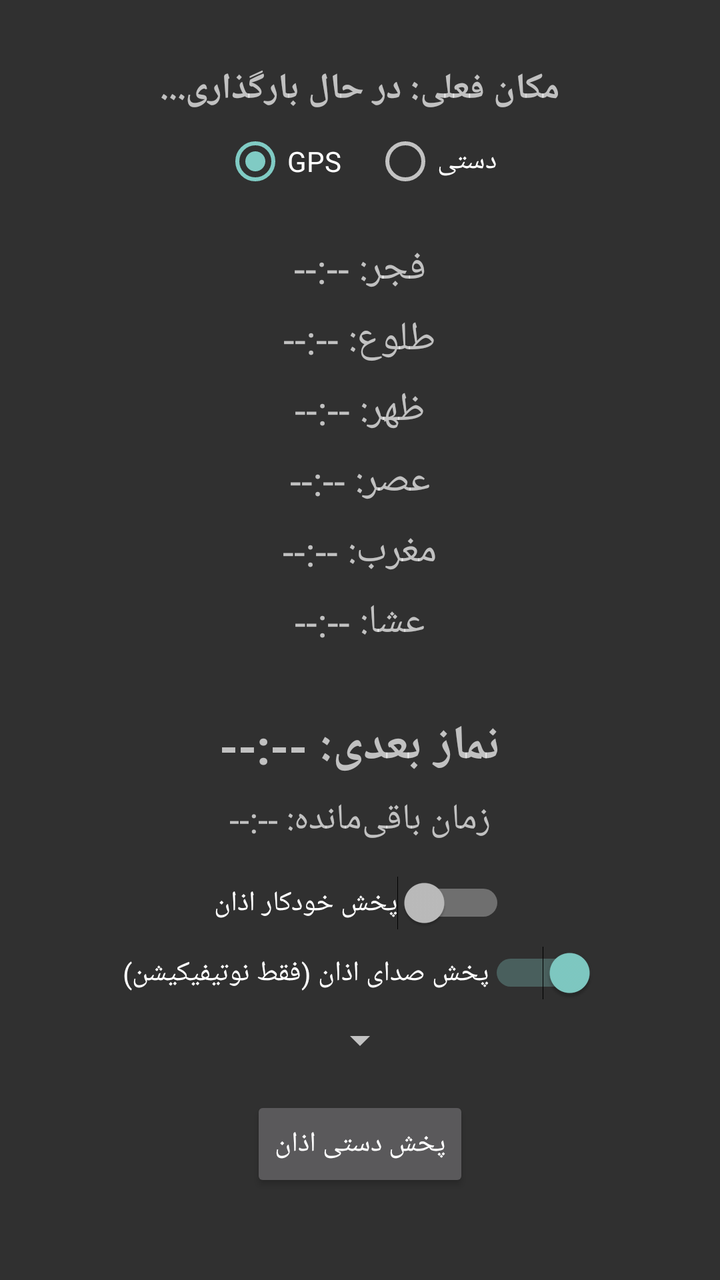
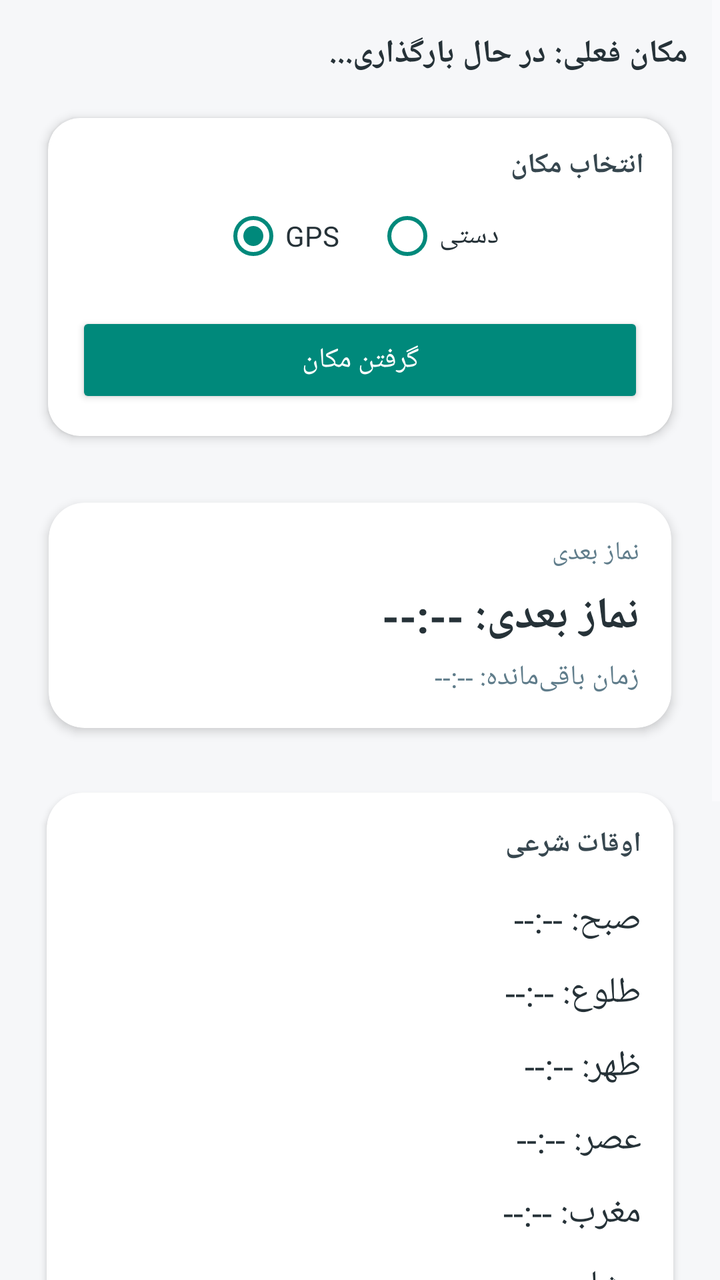

Compare the two renders of this Android layout. The source of the first and the diff that turns it into the second are given below.
<!-- AndroidManifest.xml: application theme Theme.AppCompat.NoActionBar -->
<!-- res/layout/activity_prayer_times.xml -->
<?xml version="1.0" encoding="utf-8"?>
<LinearLayout xmlns:android="http://schemas.android.com/apk/res/android"
    xmlns:tools="http://schemas.android.com/tools"
    android:layout_width="match_parent"
    android:layout_height="match_parent"
    android:orientation="vertical"
    android:padding="16dp"
    android:gravity="center_horizontal"
    tools:context=".PrayerTimesActivity">

    <TextView
        android:id="@+id/text_current_location"
        android:layout_width="wrap_content"
        android:layout_height="wrap_content"
        android:layout_marginTop="16dp"
        android:text="مکان فعلی: در حال بارگذاری..."
        android:textSize="18sp"
        android:textStyle="bold" />

    <RadioGroup
        android:id="@+id/radio_group_location"
        android:layout_width="wrap_content"
        android:layout_height="wrap_content"
        android:layout_marginTop="8dp"
        android:orientation="horizontal">

        <RadioButton
            android:id="@+id/radio_gps"
            android:layout_width="wrap_content"
            android:layout_height="wrap_content"
            android:checked="true"
            android:text="GPS" />

        <RadioButton
            android:id="@+id/radio_manual"
            android:layout_width="wrap_content"
            android:layout_height="wrap_content"
            android:layout_marginStart="16dp"
            android:text="دستی" />
    </RadioGroup>

    <LinearLayout
        android:id="@+id/layout_manual_location"
        android:layout_width="match_parent"
        android:layout_height="wrap_content"
        android:orientation="vertical"
        android:gravity="center"
        android:visibility="gone"
        android:layout_marginTop="8dp">

        <Spinner
            android:id="@+id/spinner_country"
            android:layout_width="wrap_content"
            android:layout_height="wrap_content"
            android:layout_marginTop="8dp" />

        <Spinner
            android:id="@+id/spinner_province"
            android:layout_width="wrap_content"
            android:layout_height="wrap_content"
            android:layout_marginTop="8dp" />

        <Spinner
            android:id="@+id/spinner_city"
            android:layout_width="wrap_content"
            android:layout_height="wrap_content"
            android:layout_marginTop="8dp" />

        <Button
            android:id="@+id/btn_set_manual_location"
            android:layout_width="wrap_content"
            android:layout_height="wrap_content"
            android:layout_marginTop="8dp"
            android:text="تنظیم مکان دستی" />

    </LinearLayout>



    <TextView
        android:id="@+id/text_fajr"
        android:layout_width="wrap_content"
        android:layout_height="wrap_content"
        android:layout_marginTop="24dp"
        android:textSize="20sp"
        android:text="فجر: --:--" />

    <TextView
        android:id="@+id/text_sunrise"
        android:layout_width="wrap_content"
        android:layout_height="wrap_content"
        android:layout_marginTop="8dp"
        android:textSize="20sp"
        android:text="طلوع: --:--" />

    <TextView
        android:id="@+id/text_dhuhr"
        android:layout_width="wrap_content"
        android:layout_height="wrap_content"
        android:layout_marginTop="8dp"
        android:textSize="20sp"
        android:text="ظهر: --:--" />

    <TextView
        android:id="@+id/text_asr"
        android:layout_width="wrap_content"
        android:layout_height="wrap_content"
        android:layout_marginTop="8dp"
        android:textSize="20sp"
        android:text="عصر: --:--" />

    <TextView
        android:id="@+id/text_maghrib"
        android:layout_width="wrap_content"
        android:layout_height="wrap_content"
        android:layout_marginTop="8dp"
        android:textSize="20sp"
        android:text="مغرب: --:--" />

    <TextView
        android:id="@+id/text_isha"
        android:layout_width="wrap_content"
        android:layout_height="wrap_content"
        android:layout_marginTop="8dp"
        android:textSize="20sp"
        android:text="عشا: --:--" />

    <TextView
        android:id="@+id/text_next_prayer_time"
        android:layout_width="wrap_content"
        android:layout_height="wrap_content"
        android:layout_marginTop="32dp"
        android:textSize="24sp"
        android:textStyle="bold"
        android:text="نماز بعدی: --:--" />

    <TextView
        android:id="@+id/text_remaining_time"
        android:layout_width="wrap_content"
        android:layout_height="wrap_content"
        android:layout_marginTop="8dp"
        android:textSize="18sp"
        android:text="زمان باقی‌مانده: --:--" />

    <Switch
        android:id="@+id/switch_auto_adhan"
        android:layout_width="wrap_content"
        android:layout_height="wrap_content"
        android:layout_marginTop="16dp"
        android:text="پخش خودکار اذان" />

    <Switch
        android:id="@+id/switch_play_adhan_sound"
        android:layout_width="wrap_content"
        android:layout_height="wrap_content"
        android:layout_marginTop="8dp"
        android:checked="true"
        android:text="پخش صدای اذان (فقط نوتیفیکیشن)" />
    <Spinner
        android:id="@+id/spinner_calculation_method"
        android:layout_width="wrap_content"
        android:layout_height="wrap_content"
        android:layout_marginTop="8dp" />

    <Button
        android:id="@+id/btn_play_adhan"
        android:layout_width="wrap_content"
        android:layout_height="wrap_content"
        android:layout_marginTop="16dp"
        android:text="پخش دستی اذان" />

    <Button
        android:id="@+id/btn_get_location"
        android:layout_width="wrap_content"
        android:layout_height="wrap_content"
        android:layout_marginTop="16dp"
        android:text="گرفتن مکان" />

</LinearLayout>
<!-- resources referenced by this layout -->
<resources>

</resources>

<!-- the commit's change to res/layout/activity_prayer_times.xml (unified diff, before → after) -->
@@ -1,179 +1,377 @@
 <?xml version="1.0" encoding="utf-8"?>
-<LinearLayout xmlns:android="http://schemas.android.com/apk/res/android"
+<ScrollView xmlns:android="http://schemas.android.com/apk/res/android"
+    xmlns:app="http://schemas.android.com/apk/res-auto"
     xmlns:tools="http://schemas.android.com/tools"
     android:layout_width="match_parent"
     android:layout_height="match_parent"
-    android:orientation="vertical"
-    android:padding="16dp"
-    android:gravity="center_horizontal"
+    android:fillViewport="true"
+    android:background="#F6F7F9"
     tools:context=".PrayerTimesActivity">
 
-    <TextView
-        android:id="@+id/text_current_location"
-        android:layout_width="wrap_content"
-        android:layout_height="wrap_content"
-        android:layout_marginTop="16dp"
-        android:text="مکان فعلی: در حال بارگذاری..."
-        android:textSize="18sp"
-        android:textStyle="bold" />
-
-    <RadioGroup
-        android:id="@+id/radio_group_location"
-        android:layout_width="wrap_content"
-        android:layout_height="wrap_content"
-        android:layout_marginTop="8dp"
-        android:orientation="horizontal">
-
-        <RadioButton
-            android:id="@+id/radio_gps"
-            android:layout_width="wrap_content"
-            android:layout_height="wrap_content"
-            android:checked="true"
-            android:text="GPS" />
-
-        <RadioButton
-            android:id="@+id/radio_manual"
-            android:layout_width="wrap_content"
-            android:layout_height="wrap_content"
-            android:layout_marginStart="16dp"
-            android:text="دستی" />
-    </RadioGroup>
-
     <LinearLayout
-        android:id="@+id/layout_manual_location"
         android:layout_width="match_parent"
         android:layout_height="wrap_content"
         android:orientation="vertical"
-        android:gravity="center"
-        android:visibility="gone"
-        android:layout_marginTop="8dp">
-
-        <Spinner
-            android:id="@+id/spinner_country"
-            android:layout_width="wrap_content"
-            android:layout_height="wrap_content"
-            android:layout_marginTop="8dp" />
-
-        <Spinner
-            android:id="@+id/spinner_province"
-            android:layout_width="wrap_content"
-            android:layout_height="wrap_content"
-            android:layout_marginTop="8dp" />
-
-        <Spinner
-            android:id="@+id/spinner_city"
-            android:layout_width="wrap_content"
-            android:layout_height="wrap_content"
-            android:layout_marginTop="8dp" />
-
-        <Button
-            android:id="@+id/btn_set_manual_location"
-            android:layout_width="wrap_content"
-            android:layout_height="wrap_content"
-            android:layout_marginTop="8dp"
-            android:text="تنظیم مکان دستی" />
-
+        android:padding="16dp">
+
+        
+        <TextView
+            android:id="@+id/text_current_location"
+            android:layout_width="match_parent"
+            android:layout_height="wrap_content"
+            android:text="مکان فعلی: در حال بارگذاری..."
+            android:textSize="16sp"
+            android:textStyle="bold"
+            android:textColor="#263238"
+            android:layout_marginBottom="12dp" />
+
+        
+        <androidx.cardview.widget.CardView
+            android:layout_width="match_parent"
+            android:layout_height="wrap_content"
+            android:layout_marginBottom="14dp"
+            app:cardCornerRadius="16dp"
+            app:cardElevation="3dp"
+            app:cardUseCompatPadding="true"
+            app:cardBackgroundColor="#FFFFFF">
+
+            <LinearLayout
+                android:layout_width="match_parent"
+                android:layout_height="wrap_content"
+                android:orientation="vertical"
+                android:padding="14dp">
+
+                <TextView
+                    android:layout_width="wrap_content"
+                    android:layout_height="wrap_content"
+                    android:text="انتخاب مکان"
+                    android:textColor="#37474F"
+                    android:textStyle="bold"
+                    android:textSize="14sp"
+                    android:layout_marginBottom="10dp"
+                    android:layout_gravity="right"/>
+
+                <RadioGroup
+                    android:id="@+id/radio_group_location"
+                    android:layout_width="match_parent"
+                    android:layout_height="wrap_content"
+                    android:orientation="horizontal"
+                    android:gravity="center_horizontal"
+                    android:layout_marginBottom="10dp">
+
+                    <RadioButton
+                        android:id="@+id/radio_gps"
+                        android:layout_width="wrap_content"
+                        android:layout_height="wrap_content"
+                        android:checked="true"
+                        android:text="GPS"
+                        android:textColor="#263238"
+                        android:layout_marginEnd="18dp"
+                        android:buttonTint="@color/radio_tint"
+                        />
+
+                    <RadioButton
+                        android:id="@+id/radio_manual"
+                        android:layout_width="wrap_content"
+                        android:layout_height="wrap_content"
+                        android:text="دستی"
+                        android:textColor="#263238"
+                        android:buttonTint="@color/radio_tint"
+                        />
+                </RadioGroup>
+
+                
+                <LinearLayout
+                    android:id="@+id/layout_manual_location"
+                    android:layout_width="match_parent"
+                    android:layout_height="wrap_content"
+                    android:orientation="vertical"
+                    android:visibility="gone"
+                    android:layout_marginTop="4dp">
+
+                    <TextView
+                        android:layout_width="wrap_content"
+                        android:layout_height="wrap_content"
+                        android:text="کشور"
+                        android:textColor="#607D8B"
+                        android:textSize="12sp"
+                        android:layout_marginTop="4dp"
+                        android:layout_marginBottom="4dp" />
+
+                    <Spinner
+                        android:id="@+id/spinner_country"
+                        android:layout_width="match_parent"
+                        android:layout_height="48dp"
+                        android:background="@drawable/bg_spinner_selector"
+                        android:paddingStart="12dp"
+                        android:paddingEnd="12dp"
+                        android:spinnerMode="dropdown"
+                        />
+
+                    <TextView
+                        android:layout_width="wrap_content"
+                        android:layout_height="wrap_content"
+                        android:text="استان"
+                        android:textColor="#607D8B"
+                        android:textSize="12sp"
+                        android:layout_marginTop="10dp"
+                        android:layout_marginBottom="4dp" />
+
+                    <Spinner
+                        android:id="@+id/spinner_province"
+                        android:layout_width="match_parent"
+                        android:layout_height="48dp"
+                        android:background="@drawable/bg_spinner_selector"
+                        android:paddingStart="12dp"
+                        android:paddingEnd="12dp"
+                        android:spinnerMode="dropdown"
+                        />
+
+
+                    <TextView
+                        android:layout_width="wrap_content"
+                        android:layout_height="wrap_content"
+                        android:text="شهر"
+                        android:textColor="#607D8B"
+                        android:textSize="12sp"
+                        android:layout_marginTop="10dp"
+                        android:layout_marginBottom="4dp" />
+
+                    <Spinner
+                        android:id="@+id/spinner_city"
+                        android:layout_width="match_parent"
+                        android:layout_height="48dp"
+                        android:background="@drawable/bg_spinner_selector"
+                        android:paddingStart="12dp"
+                        android:paddingEnd="12dp"
+                        android:spinnerMode="dropdown"
+                        />
+
+                    <Button
+                        android:id="@+id/btn_set_manual_location"
+                        android:layout_width="match_parent"
+                        android:layout_height="48dp"
+                        android:layout_marginTop="12dp"
+                        android:text="تنظیم مکان دستی"
+                        android:textColor="#FFFFFF"
+                        android:backgroundTint="#00897B"
+                        android:visibility="gone" />
+                </LinearLayout>
+
+                
+                <Button
+                    android:id="@+id/btn_get_location"
+                    android:layout_width="match_parent"
+                    android:layout_height="48dp"
+                    android:layout_marginTop="12dp"
+                    android:text="گرفتن مکان"
+                    android:textColor="#FFFFFF"
+                    android:backgroundTint="#00897B" />
+            </LinearLayout>
+        </androidx.cardview.widget.CardView>
+
+        
+        <androidx.cardview.widget.CardView
+            android:layout_width="match_parent"
+            android:layout_height="wrap_content"
+            android:layout_marginBottom="14dp"
+            app:cardCornerRadius="18dp"
+            app:cardElevation="3dp"
+            app:cardUseCompatPadding="true"
+            app:cardBackgroundColor="#FFFFFF">
+
+            <LinearLayout
+                android:layout_width="match_parent"
+                android:layout_height="wrap_content"
+                android:orientation="vertical"
+                android:padding="16dp">
+
+                <TextView
+                    android:layout_width="wrap_content"
+                    android:layout_height="wrap_content"
+                    android:text="نماز بعدی"
+                    android:textColor="#607D8B"
+                    android:textSize="13sp"
+                    android:layout_gravity="right"/>
+
+                <TextView
+                    android:id="@+id/text_next_prayer_time"
+                    android:layout_width="match_parent"
+                    android:layout_height="wrap_content"
+                    android:text="نماز بعدی: --:--"
+                    android:textColor="#263238"
+                    android:textStyle="bold"
+                    android:textSize="22sp"
+                    android:layout_marginTop="8dp" />
+
+                <TextView
+                    android:id="@+id/text_remaining_time"
+                    android:layout_width="match_parent"
+                    android:layout_height="wrap_content"
+                    android:text="زمان باقی‌مانده: --:--"
+                    android:textColor="#607D8B"
+                    android:textSize="14sp"
+                    android:layout_marginTop="6dp" />
+            </LinearLayout>
+        </androidx.cardview.widget.CardView>
+
+        
+        <androidx.cardview.widget.CardView
+            android:layout_width="match_parent"
+            android:layout_height="wrap_content"
+            android:layout_marginBottom="14dp"
+            app:cardCornerRadius="18dp"
+            app:cardElevation="2dp"
+            app:cardUseCompatPadding="true"
+            app:cardBackgroundColor="#FFFFFF">
+
+            <LinearLayout
+                android:layout_width="match_parent"
+                android:layout_height="wrap_content"
+                android:orientation="vertical"
+                android:padding="16dp">
+
+                <TextView
+                    android:layout_width="wrap_content"
+                    android:layout_height="wrap_content"
+                    android:text="اوقات شرعی"
+                    android:textColor="#37474F"
+                    android:textStyle="bold"
+                    android:textSize="14sp"
+                    android:layout_marginBottom="10dp"
+                    android:layout_gravity="right"/>
+
+                <TextView
+                    android:id="@+id/text_fajr"
+                    android:layout_width="match_parent"
+                    android:layout_height="wrap_content"
+                    android:text="صبح: --:--"
+                    android:textColor="#263238"
+                    android:textSize="18sp"
+                    android:paddingVertical="6dp" />
+
+                <TextView
+                    android:id="@+id/text_sunrise"
+                    android:layout_width="match_parent"
+                    android:layout_height="wrap_content"
+                    android:text="طلوع: --:--"
+                    android:textColor="#263238"
+                    android:textSize="18sp"
+                    android:paddingVertical="6dp" />
+
+                <TextView
+                    android:id="@+id/text_dhuhr"
+                    android:layout_width="match_parent"
+                    android:layout_height="wrap_content"
+                    android:text="ظهر: --:--"
+                    android:textColor="#263238"
+                    android:textSize="18sp"
+                    android:paddingVertical="6dp" />
+
+                <TextView
+                    android:id="@+id/text_asr"
+                    android:layout_width="match_parent"
+                    android:layout_height="wrap_content"
+                    android:text="عصر: --:--"
+                    android:textColor="#263238"
+                    android:textSize="18sp"
+                    android:paddingVertical="6dp" />
+
+                <TextView
+                    android:id="@+id/text_maghrib"
+                    android:layout_width="match_parent"
+                    android:layout_height="wrap_content"
+                    android:text="مغرب: --:--"
+                    android:textColor="#263238"
+                    android:textSize="18sp"
+                    android:paddingVertical="6dp" />
+
+                <TextView
+                    android:id="@+id/text_isha"
+                    android:layout_width="match_parent"
+                    android:layout_height="wrap_content"
+                    android:text="عشاء: --:--"
+                    android:textColor="#263238"
+                    android:textSize="18sp"
+                    android:paddingVertical="6dp" />
+            </LinearLayout>
+        </androidx.cardview.widget.CardView>
+
+        
+        <androidx.cardview.widget.CardView
+            android:layout_width="match_parent"
+            android:layout_height="wrap_content"
+            android:layout_marginBottom="14dp"
+            app:cardCornerRadius="18dp"
+            app:cardElevation="2dp"
+            app:cardUseCompatPadding="true"
+            app:cardBackgroundColor="#FFFFFF">
+
+            <LinearLayout
+                android:layout_width="match_parent"
+                android:layout_height="wrap_content"
+                android:orientation="vertical"
+                android:padding="16dp">
+
+                <TextView
+                    android:layout_width="wrap_content"
+                    android:layout_height="wrap_content"
+                    android:text="تنظیمات اذان"
+                    android:textColor="#37474F"
+                    android:textStyle="bold"
+                    android:textSize="14sp"
+                    android:layout_marginBottom="10dp"
+                    android:layout_gravity="right"/>
+
+                <Switch
+                    android:id="@+id/switch_auto_adhan"
+                    android:layout_width="match_parent"
+                    android:layout_height="wrap_content"
+                    android:text="پخش شدن صدای اذان"
+                    android:textColor="#263238"
+                    android:layout_marginBottom="6dp" />
+
+                <Switch
+                    android:id="@+id/switch_play_adhan_sound"
+                    android:layout_width="match_parent"
+                    android:layout_height="wrap_content"
+                    android:checked="true"
+                    android:text="فقط نمایش وقت اذان (نوتیفیکیشن)"
+                    android:textColor="#263238"
+                    android:layout_marginBottom="10dp" />
+
+                <TextView
+                    android:layout_width="wrap_content"
+                    android:layout_height="wrap_content"
+                    android:text="شیوه محاسبه اوقات شرعی "
+                    android:textColor="#37474F"
+                    android:textStyle="bold"
+                    android:textSize="14sp"
+                    android:layout_marginBottom="10dp"
+                    android:layout_gravity="right"/>
+                <Spinner
+                    android:id="@+id/spinner_calculation_method"
+                    android:layout_width="match_parent"
+                    android:layout_height="48dp"
+                    android:layout_marginBottom="12dp"
+                    android:background="@drawable/bg_spinner_selector"
+                    android:paddingStart="12dp"
+                    android:paddingEnd="12dp"
+                    android:spinnerMode="dropdown"
+                    />
+
+                <Button
+                    android:id="@+id/btn_play_adhan"
+                    android:layout_width="match_parent"
+                    android:layout_height="48dp"
+                    android:text="پخش دستی اذان"
+                    android:textColor="#00897B"
+                    android:backgroundTint="#E0F2F1" />
+            </LinearLayout>
+        </androidx.cardview.widget.CardView>
+
+        <View
+            android:layout_width="match_parent"
+            android:layout_height="8dp" />
     </LinearLayout>
-
-
-
-    <TextView
-        android:id="@+id/text_fajr"
-        android:layout_width="wrap_content"
-        android:layout_height="wrap_content"
-        android:layout_marginTop="24dp"
-        android:textSize="20sp"
-        android:text="فجر: --:--" />
-
-    <TextView
-        android:id="@+id/text_sunrise"
-        android:layout_width="wrap_content"
-        android:layout_height="wrap_content"
-        android:layout_marginTop="8dp"
-        android:textSize="20sp"
-        android:text="طلوع: --:--" />
-
-    <TextView
-        android:id="@+id/text_dhuhr"
-        android:layout_width="wrap_content"
-        android:layout_height="wrap_content"
-        android:layout_marginTop="8dp"
-        android:textSize="20sp"
-        android:text="ظهر: --:--" />
-
-    <TextView
-        android:id="@+id/text_asr"
-        android:layout_width="wrap_content"
-        android:layout_height="wrap_content"
-        android:layout_marginTop="8dp"
-        android:textSize="20sp"
-        android:text="عصر: --:--" />
-
-    <TextView
-        android:id="@+id/text_maghrib"
-        android:layout_width="wrap_content"
-        android:layout_height="wrap_content"
-        android:layout_marginTop="8dp"
-        android:textSize="20sp"
-        android:text="مغرب: --:--" />
-
-    <TextView
-        android:id="@+id/text_isha"
-        android:layout_width="wrap_content"
-        android:layout_height="wrap_content"
-        android:layout_marginTop="8dp"
-        android:textSize="20sp"
-        android:text="عشا: --:--" />
-
-    <TextView
-        android:id="@+id/text_next_prayer_time"
-        android:layout_width="wrap_content"
-        android:layout_height="wrap_content"
-        android:layout_marginTop="32dp"
-        android:textSize="24sp"
-        android:textStyle="bold"
-        android:text="نماز بعدی: --:--" />
-
-    <TextView
-        android:id="@+id/text_remaining_time"
-        android:layout_width="wrap_content"
-        android:layout_height="wrap_content"
-        android:layout_marginTop="8dp"
-        android:textSize="18sp"
-        android:text="زمان باقی‌مانده: --:--" />
-
-    <Switch
-        android:id="@+id/switch_auto_adhan"
-        android:layout_width="wrap_content"
-        android:layout_height="wrap_content"
-        android:layout_marginTop="16dp"
-        android:text="پخش خودکار اذان" />
-
-    <Switch
-        android:id="@+id/switch_play_adhan_sound"
-        android:layout_width="wrap_content"
-        android:layout_height="wrap_content"
-        android:layout_marginTop="8dp"
-        android:checked="true"
-        android:text="پخش صدای اذان (فقط نوتیفیکیشن)" />
-    <Spinner
-        android:id="@+id/spinner_calculation_method"
-        android:layout_width="wrap_content"
-        android:layout_height="wrap_content"
-        android:layout_marginTop="8dp" />
-
-    <Button
-        android:id="@+id/btn_play_adhan"
-        android:layout_width="wrap_content"
-        android:layout_height="wrap_content"
-        android:layout_marginTop="16dp"
-        android:text="پخش دستی اذان" />
-
-    <Button
-        android:id="@+id/btn_get_location"
-        android:layout_width="wrap_content"
-        android:layout_height="wrap_content"
-        android:layout_marginTop="16dp"
-        android:text="گرفتن مکان" />
-
-</LinearLayout>
+</ScrollView>
<!-- resource entries referenced after the edit -->
@@ -1,5 +1,36 @@
 <!-- resources referenced by this layout -->
 <resources>
-
+  <color name="radio_tint">#00897B</color>
+  <!-- drawable bg_spinner_selector (drawable) -->
+  <?xml version="1.0" encoding="utf-8"?>
+  <selector xmlns:android="http://schemas.android.com/apk/res/android">
+      <item android:state_pressed="true" android:drawable="@drawable/bg_spinner_pressed"/>
+      <item android:state_focused="true" android:drawable="@drawable/bg_spinner_pressed"/>
+      <item android:drawable="@drawable/bg_spinner"/>
+  </selector>
+  <!-- drawable bg_spinner_pressed (drawable) -->
+  <?xml version="1.0" encoding="utf-8"?>
+  <shape xmlns:android="http://schemas.android.com/apk/res/android" android:shape="rectangle">
+      <solid android:color="#FFFFFF"/>
+      <stroke android:width="2dp" android:color="#00897B"/>
+      <corners android:radius="12dp"/>
+      <padding
+          android:left="12dp"
+          android:top="10dp"
+          android:right="12dp"
+          android:bottom="10dp"/>
+  </shape>
+  <!-- drawable bg_spinner (drawable) -->
+  <?xml version="1.0" encoding="utf-8"?>
+  <shape xmlns:android="http://schemas.android.com/apk/res/android" android:shape="rectangle">
+      <solid android:color="#FFFFFF"/>
+      <stroke android:width="1dp" android:color="#CFD8DC"/>
+      <corners android:radius="12dp"/>
+      <padding
+          android:left="12dp"
+          android:top="10dp"
+          android:right="12dp"
+          android:bottom="10dp"/>
+  </shape>
 </resources>
 
